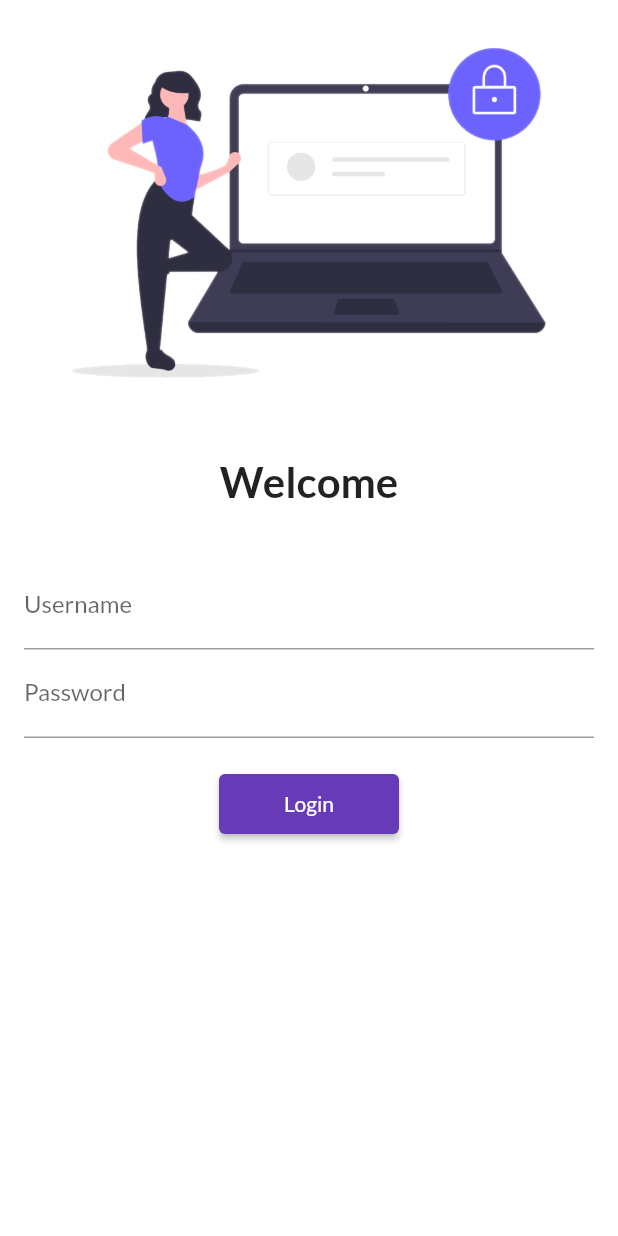
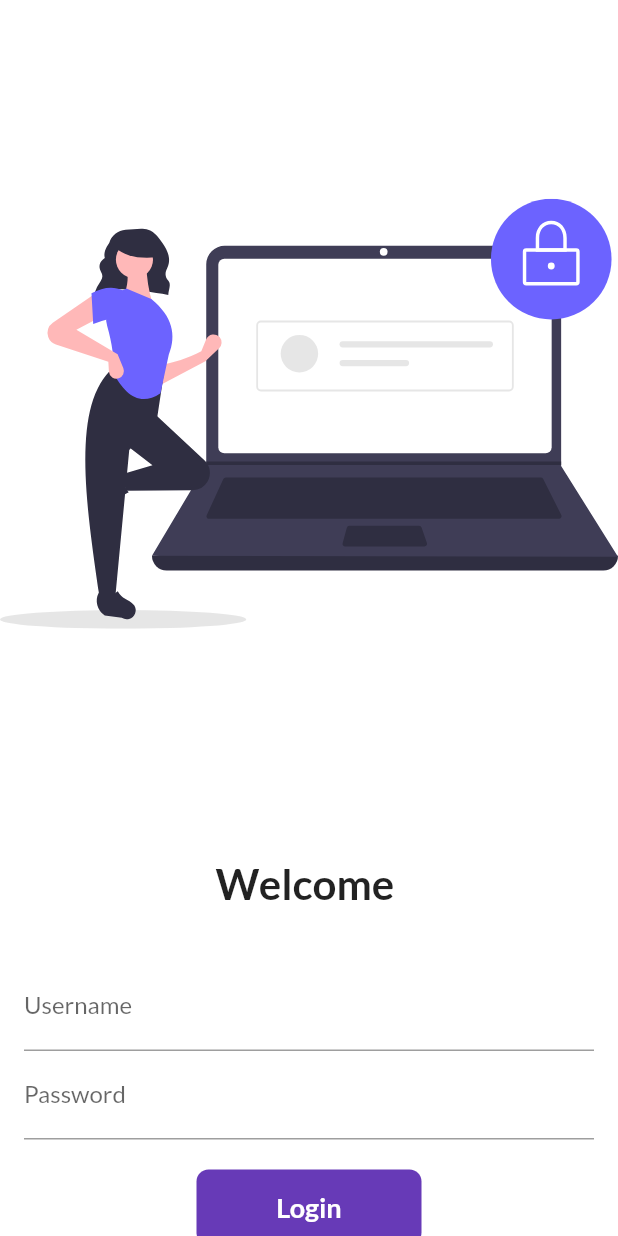
Before and after one commit to ravi25595/30DaysOfFlutter, a Flutter app: the screen it shows after launch, on a phone screen of 412 x 824 dp. Run offline on Flutter 3.47's test engine with Material 2 defaults, Android fonts, the phone set to English and light mode, and no system bars; our stand-ins replace flutter_svg, google_fonts.

Commit message:
Day 6 Completed

```diff
--- a/lib/pages/login_page.dart
+++ b/lib/pages/login_page.dart
@@ -1,21 +1,29 @@
 import 'package:flutter/material.dart';
 import 'package:flutter_app/utils/routes.dart';
+import 'package:flutter_svg/flutter_svg.dart';
 
-class LoginPage extends StatelessWidget {
+class LoginPage extends StatefulWidget {
+  @override
+  State<LoginPage> createState() => _LoginPageState();
+}
+
+class _LoginPageState extends State<LoginPage> {
+  String name = "";
+  bool changeButton = false;
   @override
   Widget build(BuildContext context) {
     return Material(
-      color: Colors.white,
+      color: Colors.white70,
       child: SingleChildScrollView(
         child: Column(
           children: [
-            Image.asset("assets/images/transparent_secure_login.png",
-                fit: BoxFit.fill),
+            SvgPicture.asset("assets/images/secure_login.svg",
+                fit: BoxFit.contain),
             SizedBox(
               height: 20,
             ),
             Text(
-              "Welcome",
+              "Welcome $name",
               style: TextStyle(
                 fontSize: 28,
                 fontWeight: FontWeight.bold,
@@ -33,6 +41,10 @@ class LoginPage extends StatelessWidget {
                       hintText: "Enter Username",
                       labelText: "Username",
                     ),
+                    onChanged: (value) {
+                      name = value;
+                      setState(() {});
+                    },
                   ),
                   TextFormField(
                     obscureText: true,
@@ -44,12 +56,39 @@ class LoginPage extends StatelessWidget {
                   SizedBox(
                     height: 20,
                   ),
-                  ElevatedButton(
-                      onPressed: () {
+                  Material(
+                    color: Colors.deepPurple,
+                    borderRadius: BorderRadius.circular(changeButton?25 : 8),
+                    child: InkWell(
+                      onTap: () async {
+                        setState((){
+                          changeButton = true;
+                        });
+                        await Future.delayed(Duration(seconds: 1));
                         Navigator.pushNamed(context, MyRoutes.homeRoute);
                       },
-                      style: TextButton.styleFrom(minimumSize: Size(120, 40)),
-                      child: Text("Login")),
+                      child: AnimatedContainer(
+                        duration: Duration(seconds: 1),
+                        width: changeButton?50 : 150,
+                        height: 50,
+                        alignment: Alignment.center,
+                        child: changeButton?Icon(Icons.done, color: Colors.white): Text(
+                          "Login",
+                          style: TextStyle(
+                            color: Colors.white,
+                            fontWeight: FontWeight.bold,
+                            fontSize: 18,
+                          ),
+                        ),
+                      ),
+                    ),
+                  ),
+                  // ElevatedButton(
+                  //     onPressed: () {
+                  //       Navigator.pushNamed(context, MyRoutes.homeRoute);
+                  //     },
+                  //     style: TextButton.styleFrom(minimumSize: Size(120, 40)),
+                  //     child: Text("Login")),
                 ],
               ),
             )
--- a/pubspec.yaml
+++ b/pubspec.yaml
@@ -35,6 +35,7 @@ dependencies:
   # Use with the CupertinoIcons class for iOS style icons.
   cupertino_icons: ^1.0.2
   google_fonts: ^3.0.1
+  flutter_svg: ^1.1.1+1
 
 dev_dependencies:
   flutter_test:
```
Also changed, not shown: pubspec.lock.
